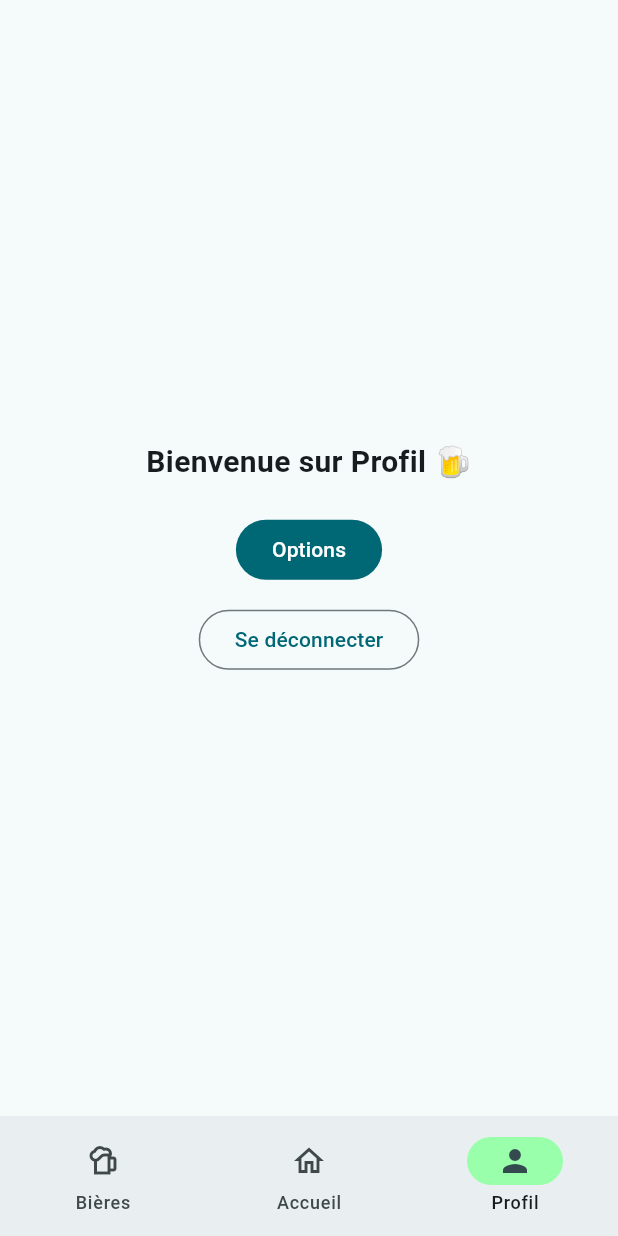
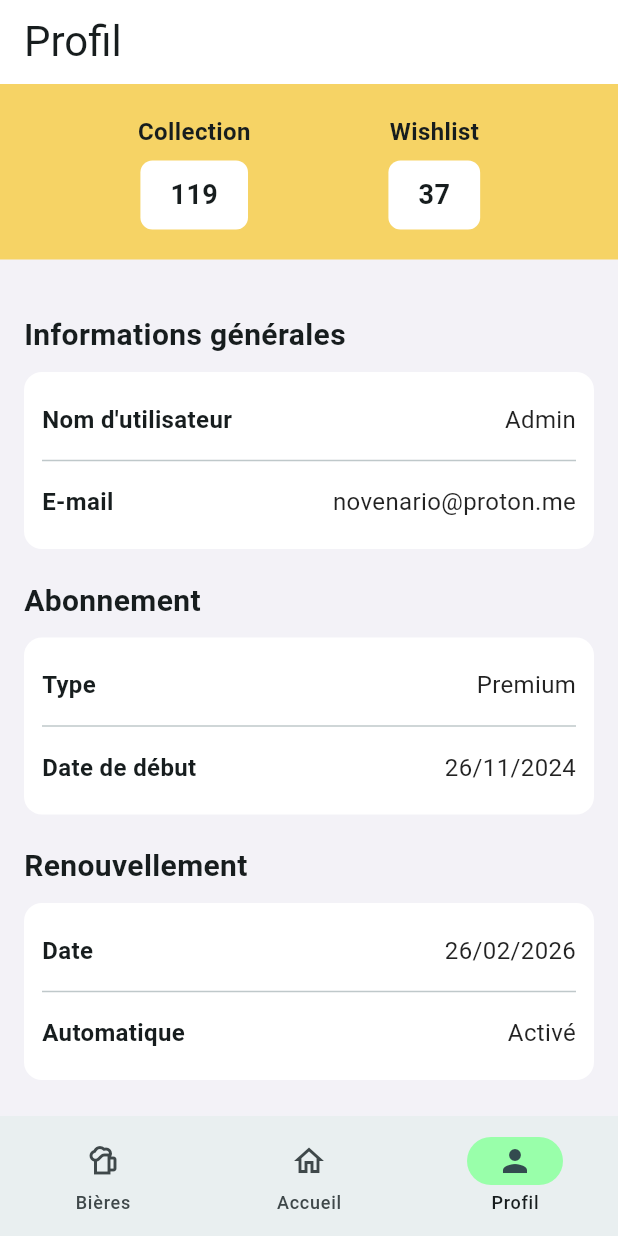
Before and after one commit to fabien-d-dev/beernotebook-frontend, a Flutter app: the screen it shows after launch, item 3 of the bottom bar chosen, on a phone screen of 412 x 824 dp. Run offline on Flutter 3.47's test engine with Material 3 defaults, Android fonts, the light colour scheme and no system bars; network calls fail; Roboto replaces fonts that are missing (Bauhaus).

Commit message:
style(profile): setting up the visual

```diff
--- a/lib/features/profile/profile_view.dart
+++ b/lib/features/profile/profile_view.dart
@@ -9,35 +9,174 @@ class ProfileView extends StatelessWidget {
   Widget build(BuildContext context) {
     final profileVM = context.watch<ProfileViewModel>();
 
-    return Center(
-      child: Column(
-        mainAxisAlignment: MainAxisAlignment.center,
+    return Scaffold(
+      backgroundColor: const Color(0xFFF3F2F7),
+      appBar: AppBar(
+        title: const Text(
+          "Profil",
+          style: TextStyle(
+            fontFamily: 'Bauhaus',
+            // fontWeight: FontWeight.bold,
+            fontSize: 28
+          ),
+        ),
+        backgroundColor: Colors.white,
+        elevation: 0,
+      ),
+      body: SingleChildScrollView(
+        child: Column(
+          children: [
+            // Yellow Header with Counters
+            Container(
+              color: const Color(0xFFF6D365),
+              padding: const EdgeInsets.symmetric(vertical: 20),
+              child: Row(
+                mainAxisAlignment: MainAxisAlignment.spaceEvenly,
+                children: [
+                  _buildStatItem(
+                    "Collection",
+                    profileVM.collectionCount.toString(),
+                  ),
+                  _buildStatItem(
+                    "Wishlist",
+                    profileVM.wishlistCount.toString(),
+                  ),
+                ],
+              ),
+            ),
+
+            Padding(
+              padding: const EdgeInsets.all(16.0),
+              child: Column(
+                crossAxisAlignment: CrossAxisAlignment.start,
+                children: [
+                  _buildSectionTitle("Informations générales"),
+                  _buildInfoBox([
+                    _buildInfoRow("Nom d'utilisateur", profileVM.username),
+                    const Divider(),
+                    _buildInfoRow("E-mail", profileVM.email),
+                  ]),
+
+                  _buildSectionTitle("Abonnement"),
+                  _buildInfoBox([
+                    _buildInfoRow("Type", profileVM.subscriptionType),
+                    const Divider(),
+                    _buildInfoRow("Date de début", profileVM.startDate),
+                  ]),
+
+                  _buildSectionTitle("Renouvellement"),
+                  _buildInfoBox([
+                    _buildInfoRow("Date", profileVM.renewalDate),
+                    const Divider(),
+                    _buildInfoRow(
+                      "Automatique",
+                      profileVM.isAutoRenewal ? "Activé" : "Désactivé",
+                    ),
+                  ]),
+
+                  const SizedBox(height: 30),
+
+                  // Cancel button (Red)
+                  SizedBox(
+                    width: double.infinity,
+                    height: 55,
+                    child: FilledButton(
+                      onPressed: () {},
+                      style: FilledButton.styleFrom(
+                        backgroundColor: const Color(0xFFD35252),
+                      ),
+                      child: const Text(
+                        "Annuler abonnement",
+                        style: TextStyle(fontSize: 18),
+                      ),
+                    ),
+                  ),
+
+                  const SizedBox(height: 15),
+
+                  // Options button (Cyan)
+                  SizedBox(
+                    width: double.infinity,
+                    height: 55,
+                    child: FilledButton(
+                      onPressed: () {},
+                      style: FilledButton.styleFrom(
+                        backgroundColor: const Color(0xFF0097A7),
+                      ),
+                      child: const Text(
+                        "Options",
+                        style: TextStyle(fontSize: 18),
+                      ),
+                    ),
+                  ),
+                ],
+              ),
+            ),
+          ],
+        ),
+      ),
+    );
+  }
+
+  // --- Helper Widgets ---
+
+  Widget _buildStatItem(String label, String value) {
+    return Column(
+      children: [
+        Text(
+          label,
+          style: const TextStyle(fontWeight: FontWeight.bold, fontSize: 16),
+        ),
+        const SizedBox(height: 8),
+        Container(
+          padding: const EdgeInsets.symmetric(horizontal: 20, vertical: 10),
+          decoration: BoxDecoration(
+            color: Colors.white,
+            borderRadius: BorderRadius.circular(8),
+          ),
+          child: Text(
+            value,
+            style: const TextStyle(fontSize: 18, fontWeight: FontWeight.bold),
+          ),
+        ),
+      ],
+    );
+  }
+
+  Widget _buildSectionTitle(String title) {
+    return Padding(
+      padding: const EdgeInsets.only(top: 20, bottom: 10),
+      child: Text(
+        title,
+        style: const TextStyle(fontSize: 20, fontWeight: FontWeight.bold),
+      ),
+    );
+  }
+
+  Widget _buildInfoBox(List<Widget> children) {
+    return Container(
+      padding: const EdgeInsets.all(12),
+      decoration: BoxDecoration(
+        color: Colors.white,
+        borderRadius: BorderRadius.circular(12),
+      ),
+      child: Column(children: children),
+    );
+  }
+
+  Widget _buildInfoRow(String label, String value) {
+    return Padding(
+      padding: const EdgeInsets.symmetric(vertical: 8),
+      child: Row(
+        mainAxisAlignment: MainAxisAlignment.spaceBetween,
         children: [
           Text(
-            profileVM.welcomeMessage,
-            style: const TextStyle(fontSize: 20, fontWeight: FontWeight.bold),
+            label,
+            style: const TextStyle(fontSize: 16, fontWeight: FontWeight.w600),
           ),
-
-          // Line break for debugging
-          const SizedBox(height: 20),
-
-          // Main Material 3 button (Filled)
-          FilledButton.icon(
-            onPressed: () {
-              debugPrint("Action: Go to -> Options");
-            },
-            // icon: const Icon(Icons.edit),
-            label: const Text("Options"),
-          ),
-
-          // Line break for debugging
-          const SizedBox(height: 12),
-          // Secondary Material 3 button (Border only)
-          OutlinedButton(
-            onPressed: () {
-              debugPrint("Action: Déconnexion");
-            },
-            child: const Text("Se déconnecter"),
+          Text(
+            value,
+            style: const TextStyle(fontSize: 16, color: Colors.black87),
           ),
         ],
       ),
--- a/lib/features/profile/profile_view_model.dart
+++ b/lib/features/profile/profile_view_model.dart
@@ -1,5 +1,19 @@
 import 'package:flutter/material.dart';
 
 class ProfileViewModel extends ChangeNotifier {
-  String get welcomeMessage => "Bienvenue sur Profil 🍺";
+  // Stats
+  int get collectionCount => 119;
+  int get wishlistCount => 37;
+
+  // General Information
+  String get username => "Admin";
+  String get email => "novenario@proton.me";
+
+  // Subscription
+  String get subscriptionType => "Premium";
+  String get startDate => "26/11/2024";
+
+  // Renewal
+  String get renewalDate => "26/02/2026";
+  bool get isAutoRenewal => true;
 }
```
